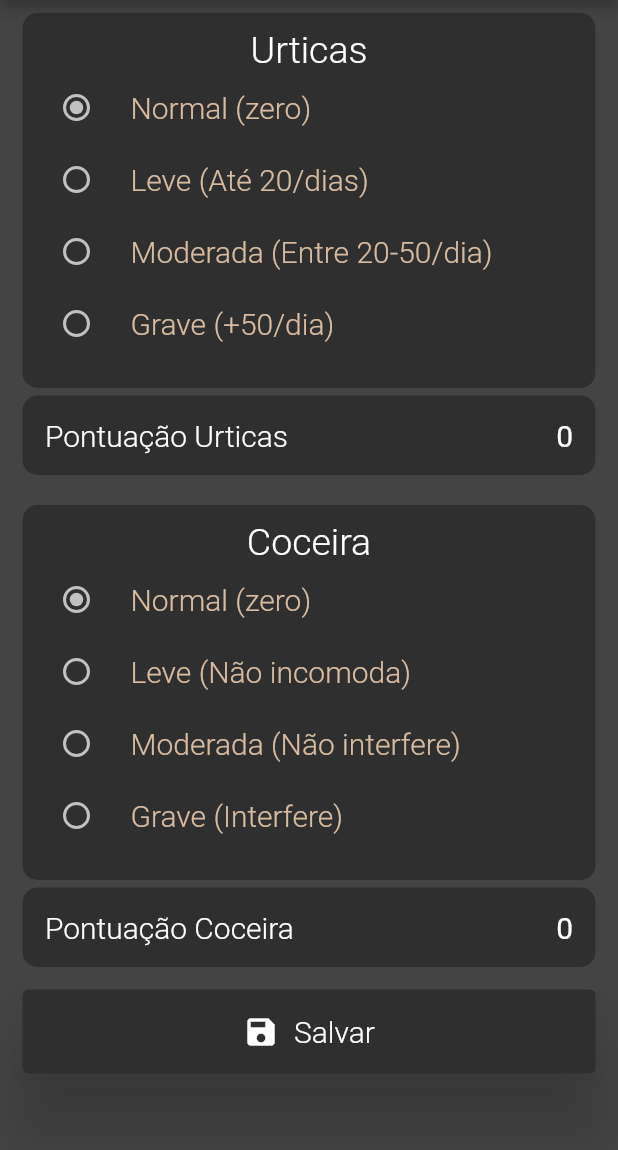
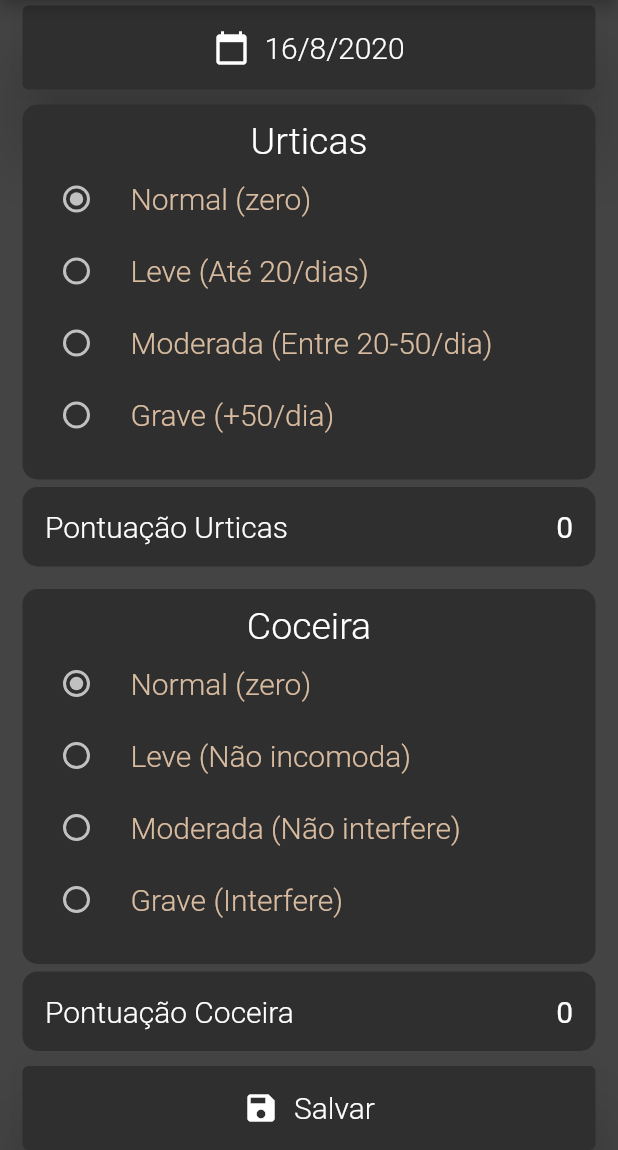
Before and after one commit to etchichury/uas7-form, a Flutter app: the FormScreen screen opened directly, on a phone screen of 412 x 824 dp, the part 86-1236 px from its top. Run offline on Flutter 3.47's test engine with Material 2 defaults, Android fonts, the phone set to English and light mode, and no system bars.

Commit message:
Add DatePicker button to the form

```diff
--- /dev/null
+++ b/uas7/lib/components/date_picker_button.dart
@@ -0,0 +1,48 @@
+import 'package:flutter/material.dart';
+import 'package:uas7/utils/colors.dart';
+
+class DatePickerButton extends StatefulWidget {
+  DatePickerButton({Key key}) : super(key: key);
+
+  @override
+  _DatePickerButtonState createState() => _DatePickerButtonState();
+}
+
+class _DatePickerButtonState extends State<DatePickerButton> {
+  DateTime _date = DateTime.now();
+
+  @override
+  Widget build(BuildContext context) {
+    return Card(
+        child: ListTile(
+          title: Row(
+            children: [
+              Icon(Icons.calendar_today),
+              SizedBox(width: 10),
+              Text("${_date.day}/${_date.month}/${_date.year}",
+                  style: TextStyle(
+                      color: primaryWhiteColor,
+                      fontWeight: FontWeight.w300,
+                      fontSize: 20))
+            ],
+            mainAxisAlignment: MainAxisAlignment.center,
+          ),
+          onTap: () async {
+            final datePick = await showDatePicker(
+                context: context,
+                initialDate: new DateTime.now(),
+                firstDate: new DateTime(2020),
+                lastDate: new DateTime(2100));
+
+            if (datePick != null && datePick != _date) {
+              setState(() {
+                _date = datePick;
+              });
+            }
+          },
+        ),
+        color: primaryColor,
+        margin: EdgeInsets.only(left: 15, right: 15, top: 5),
+        elevation: 20);
+  }
+}
--- a/uas7/lib/screens/form_screen.dart
+++ b/uas7/lib/screens/form_screen.dart
@@ -1,6 +1,7 @@
 import 'package:flutter/material.dart';
 
 import 'package:uas7/components/app_bar.dart';
+import 'package:uas7/components/date_picker_button.dart';
 import 'package:uas7/components/end_drawer.dart';
 import 'package:uas7/components/form_tile.dart';
 import 'package:uas7/components/save_button.dart';
@@ -36,8 +37,9 @@ class _FormScreenState extends State<FormScreen> {
     return Scaffold(
       key: _scaffoldKey,
       appBar: appBar(_scaffoldKey, 'Formulário'),
-      body: Column(
+      body: ListView(
         children: [
+          new DatePickerButton(),
           new FormTile(
             formTexts: _whealFormTexts,
             title: 'Urticas',
@@ -71,7 +73,7 @@ class _FormScreenState extends State<FormScreen> {
           style: TextStyle(fontSize: 20, fontWeight: FontWeight.w400),
         )
       ]),
-      margin: EdgeInsets.only(top: 5, left: 15, right: 15, bottom: 10),
+      margin: EdgeInsets.only(top: 5, left: 15, right: 15, bottom: 5),
       padding: EdgeInsets.all(15),
       decoration: BoxDecoration(
           color: primaryColor, borderRadius: BorderRadius.circular(10)),
```
